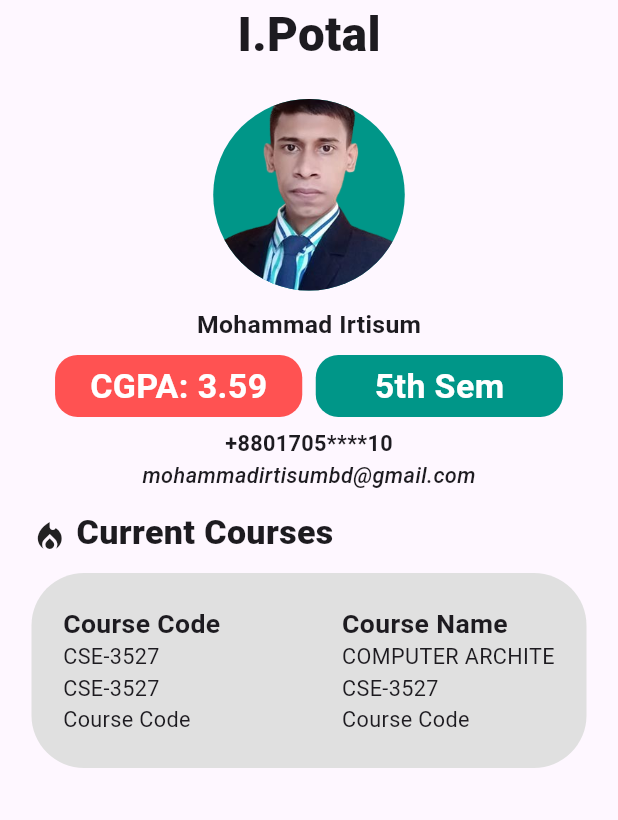
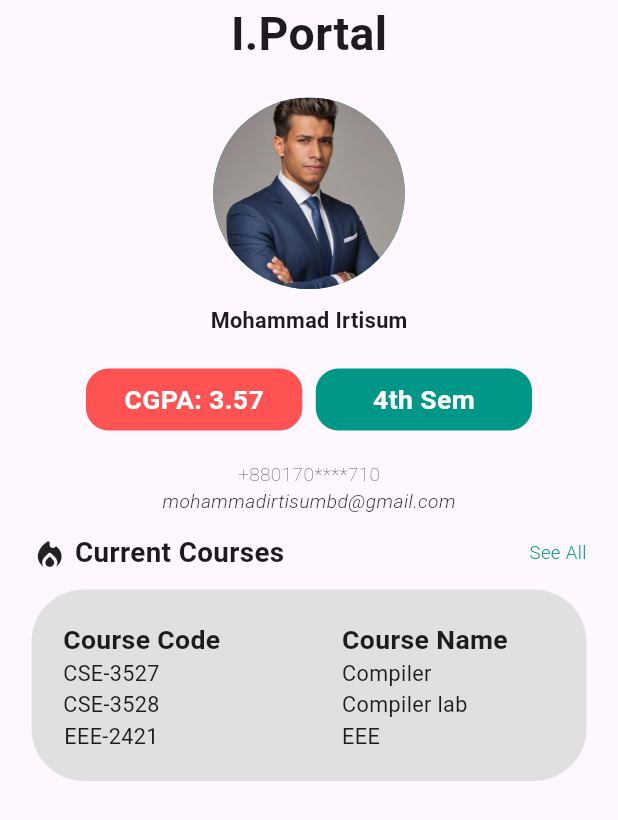
Before and after one commit to MohammadIrtisum/student_panel_design, a Flutter app: the screen it shows after launch, on a phone screen of 412 x 824 dp. Shown: the top 820 px of the screen. Run offline on Flutter 3.47's test engine with Material 3 defaults, Android fonts, the phone set to English and light mode, and no system bars.

Commit message:
Add redesign code

```diff
--- a/lib/main.dart
+++ b/lib/main.dart
@@ -1,6 +1,7 @@
 import 'package:flutter/material.dart';
 import 'package:student_panel_redesign/home.dart';
-import 'package:student_panel_redesign/value.dart';
+import 'package:student_panel_redesign/redesign.dart';
+
 
 void main() {
   runApp(const MyApp());
@@ -36,9 +37,11 @@ class MyApp extends StatelessWidget {
 
       ),
       debugShowCheckedModeBanner: false,
-      home:home(),
+      home:redesign(),
     );
   }
+
+
 }
 
 class MyHomePage extends StatefulWidget {
--- /dev/null
+++ b/lib/redesign.dart
@@ -0,0 +1,269 @@
+import 'package:flutter/material.dart';
+
+class redesign extends StatefulWidget {
+  const redesign({super.key});
+
+  @override
+  State<redesign> createState() => _redesignState();
+}
+
+class _redesignState extends State<redesign> {
+  List<String> codes=[],names = [];
+  bool seeAllCourses = false;
+  void fetchCourseCodes(){
+    codes=["CSE-3527","CSE-3528","EEE-2421","EEE-2422","CSE-3527","CSE-3528","EEE-2421","EEE-2422"];
+  }
+
+  void fetchCoursesNames(){
+    names=["Compiler","Compiler lab","EEE","EEE Lab","Compiler","Compiler lab","EEE","EEE Lab"];
+  }
+  List<Widget>generateCourseUI(List<String>list,var size)
+  {
+    List<Widget>w =[];
+    int limit = seeAllCourses ? list.length : 3;
+    // int limt=3;
+    // if(seeAllCourses)
+    //   {
+    //     limit=list.length;
+    //   }
+    for(int i=0;i<limit;i++)
+      {
+        w.add(
+            Text(list[i],
+              style: TextStyle(
+
+                fontSize: size.width *.035,
+              ),
+        )
+        );
+
+      }
+    return w;
+  }
+  @override
+  void initState() {
+    // TODO: implement initState
+    super.initState();
+    fetchCourseCodes();
+    fetchCoursesNames();
+  }
+  @override
+  Widget build(BuildContext context) {
+    var size = MediaQuery.of(context).size;
+    return  Scaffold(
+      body: SafeArea(
+        child: SizedBox(
+          height: size.height,
+          width: size.width,
+          child: SingleChildScrollView(
+            child: Column(
+              crossAxisAlignment: CrossAxisAlignment.center,
+              children: [
+                Text("I.Portal",
+                style: TextStyle(
+                  fontSize: size.width * .075,
+                  fontWeight: FontWeight.bold,
+                ),
+                ),
+                seeAllCourses? const SizedBox(): SizedBox(
+                  child: Column(
+                    children: [
+                      SizedBox(height: 21,),
+                      Container(
+                        height:size.width * .31,
+                        width: size.width * 0.31,
+                        decoration: BoxDecoration(
+                          borderRadius: BorderRadius.circular(100),
+                          color: Colors.teal,
+                        ),
+                        child: ClipRRect(
+                            borderRadius: BorderRadius.circular(100),
+                            child: Image.asset("assets/images/Profie_project1.jpg",
+                              fit: BoxFit.cover,
+                            )
+                        ),
+                      ),
+                      SizedBox(height: 11,),
+                      Text("Mohammad Irtisum",
+                        style: TextStyle(
+                          fontWeight: FontWeight.w600,
+                          fontSize: size.width * 0.035 ,
+                        ),
+                      ),
+                      Padding(
+                        padding: const EdgeInsets.all(21.0),
+                        child: Row(
+                          mainAxisAlignment: MainAxisAlignment.center,
+                          children: [
+                            Container(
+                              height: size.width * .1,
+                              width: size.width * .35,
+                              decoration: BoxDecoration(
+                                borderRadius: BorderRadius.circular(15),
+                                color: Colors.redAccent,
+                              ),
+                              child: Center(
+                                child: Text("CGPA: 3.57",
+                                  style: TextStyle(
+                                    fontSize: size.width*.043,
+                                    fontWeight: FontWeight.w600,
+                                    color: Colors.white,
+                                  ),
+                                ),
+                              ),
+                            ),
+                            SizedBox(width: 9,),
+                            Container(
+                              height: size.width * .1,
+                              width: size.width * .35,
+                              decoration: BoxDecoration(
+                                borderRadius: BorderRadius.circular(15),
+                                color: Colors.teal,
+                              ),
+                              child: Center(
+                                child: Text("4th Sem",
+                                  style: TextStyle(
+                                    fontSize: size.width*.043,
+                                    fontWeight: FontWeight.w600,
+                                    color: Colors.white,
+                                  ),
+                                ),
+                              ),
+                            ),
+                          ],
+                        ),
+                      ),
+                      Text("+880170****710",
+                        style: TextStyle(
+                          fontWeight: FontWeight.w200,
+                          fontSize: size.width * .031,
+                        ),
+                      ),
+                      Text("mohammadirtisumbd@gmail.com",
+                        style: TextStyle(
+                          fontWeight: FontWeight.w300,
+                          fontSize: size.width * .031,
+                          fontStyle: FontStyle.italic,
+                        ),
+                      ),
+                    ],
+                  ),
+                ),
+                Align(
+                  alignment: AlignmentDirectional.centerStart,
+                  child: Padding(
+                    padding: const EdgeInsets.symmetric(horizontal: 21.0,vertical: 11),
+                    child: Row(
+                      mainAxisAlignment: MainAxisAlignment.spaceBetween,
+                      children: [
+                        Text.rich(
+                          TextSpan(
+                            children: [
+                              WidgetSpan(child: Icon(Icons.local_fire_department_rounded),
+                              alignment: PlaceholderAlignment.middle,
+                              ),
+                              TextSpan(
+                                text:" Current Courses",
+                                style: TextStyle(
+                                  fontWeight: FontWeight.bold,
+                                  fontSize: size.width * .045,
+                                ),
+                              )
+                            ]
+                          ),
+                        ),
+                        GestureDetector(
+                          onTap: (){
+                            setState(() {
+                              seeAllCourses = !seeAllCourses;
+                            });
+                          },
+                          child: Text(
+                            seeAllCourses?"See less":"See All",
+                            style: TextStyle(
+                              fontSize: size.width*.03,
+                              color: Colors.teal,
+                              fontWeight: FontWeight.w300
+                            ),
+                          ),
+                        )
+                      ],
+                    ),
+                  ),
+                ),
+                Padding(
+                  padding: const EdgeInsets.fromLTRB(21,0,21,21),
+                  child: AnimatedContainer(
+                    duration: const Duration(milliseconds:555),
+                    child: Container(
+                      height: seeAllCourses? size.width *0.55:size.width*0.31,
+                      width: size.width,
+                      decoration: BoxDecoration(
+                        borderRadius: BorderRadius.circular(35),
+                        color: Colors.grey.shade300,
+                      ),
+                      child: Padding(
+                        padding: const EdgeInsets.all(21.0),
+                        child: SingleChildScrollView(
+                          scrollDirection: Axis.horizontal,
+                          child: Row(
+                            children: [
+                              Column(
+                                crossAxisAlignment: CrossAxisAlignment.start,
+                                children: [
+                                  Text("Course Code",
+                                    style: TextStyle(
+                                      fontWeight: FontWeight.bold,
+                                      fontSize: size.width *.043,
+                                    ),
+                                  ),
+                                  Column(
+                                    children: generateCourseUI(codes, size),
+                                  )
+                                  // for(int i=0;i<codes.length;i++)
+                                  //   Text(codes[i],
+                                  //     style: TextStyle(
+                                  //
+                                  //       fontSize: size.width *.035,
+                                  //     ),
+                                  //   ),
+                                ],
+                              ),
+                              SizedBox(width: 81,),
+                              Column(
+                                crossAxisAlignment: CrossAxisAlignment.start,
+                                children: [
+                                  Text("Course Name",
+                                    style: TextStyle(
+                                      fontWeight: FontWeight.bold,
+                                      fontSize: size.width *.043,
+                                    ),
+                                  ),
+                                  Column(
+                                    crossAxisAlignment: CrossAxisAlignment.start,
+                                    children: generateCourseUI(names, size),
+                                  )
+                                  // for(int i=0;i<names.length;i++)
+                                  //   Text(names[i],
+                                  //     style: TextStyle(
+                                  //
+                                  //       fontSize: size.width *.035,
+                                  //     ),
+                                  //   ),
+                                ],
+                              )
+                            ],
+                          ),
+                        ),
+                      ),
+                    ),
+                  ),
+                )
+              ],
+            ),
+          ),
+        ),
+      ),
+    );
+  }
+}
--- a/pubspec.yaml
+++ b/pubspec.yaml
@@ -60,7 +60,7 @@ flutter:
 
   # To add assets to your application, add an assets section, like this:
   assets:
-    - assets/images/Mohammad_Irtisum-removebg-preview.png
+    - assets/images/
   #   - images/a_dot_burr.jpeg
   #   - images/a_dot_ham.jpeg
 
```
Also changed, not shown: assets/images/Profie_project1.jpg (added).
